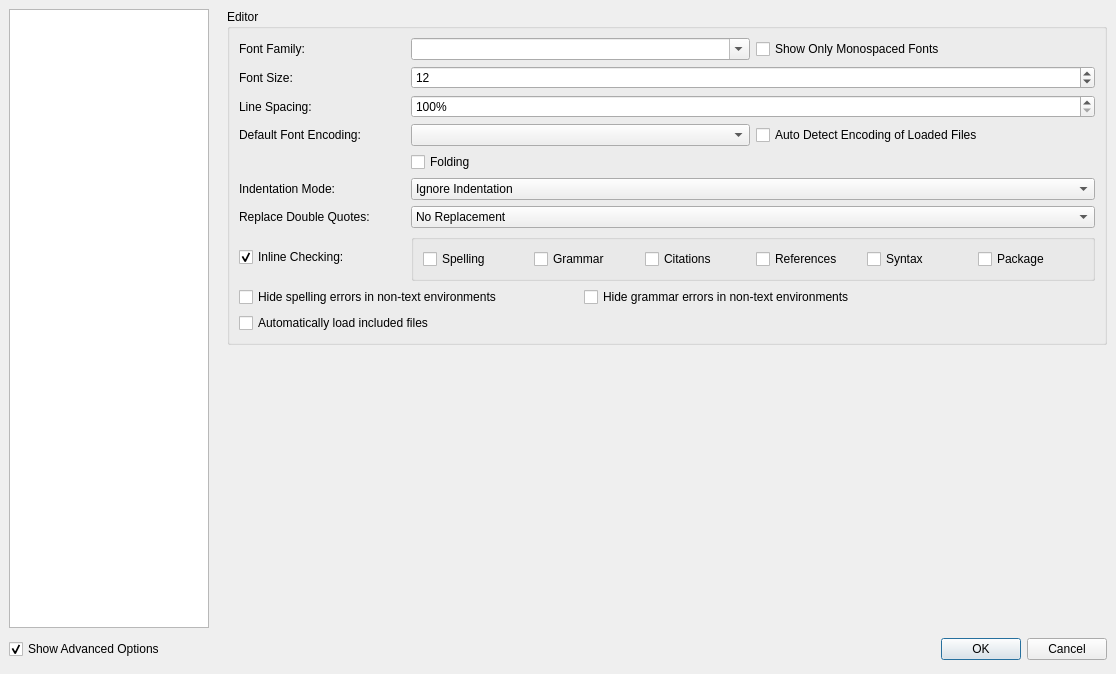
Before: the Qt Designer form configdialog.ui in texstudio-org/texstudio, drawn with Qt 5.
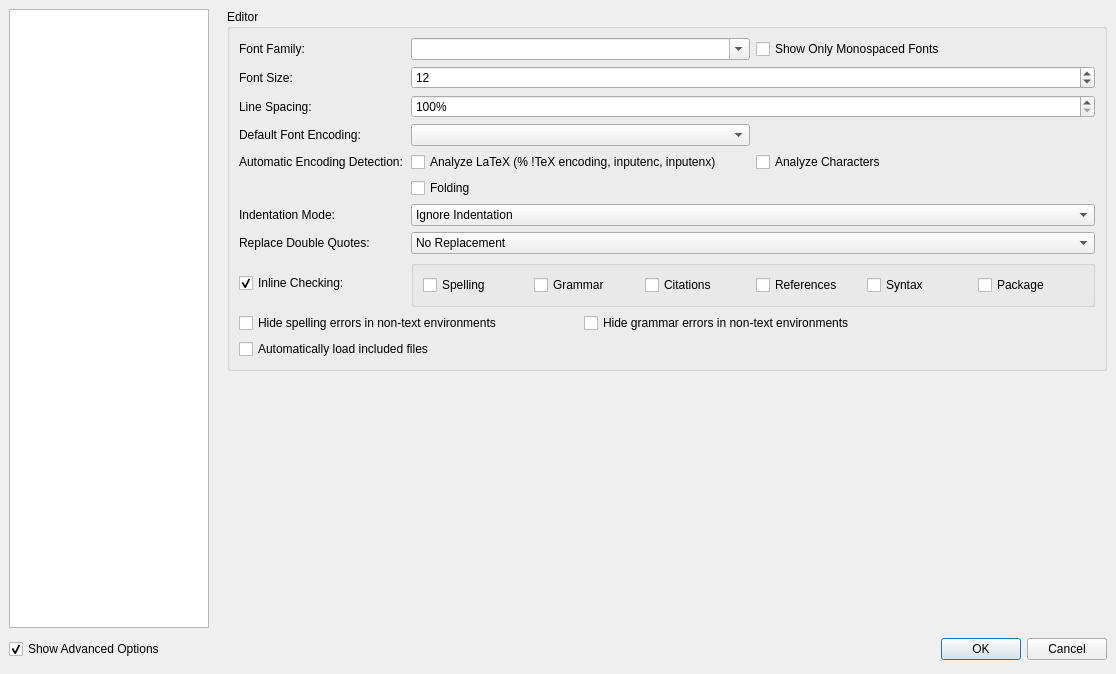
After: the same form once the commit is applied. The open tabs and pages were chosen to show the change. Icons and pictures are not drawn.

Commit message: automatic encoding detection: make latex and character based detection selectable separately

```diff
--- a/configdialog.ui
+++ b/configdialog.ui
@@ -1099,7 +1099,7 @@
        <property name="spacing">
         <number>6</number>
        </property>
-       <item row="2" column="0">
+       <item row="3" column="0">
         <spacer name="verticalSpacer_5">
          <property name="orientation">
           <enum>Qt::Vertical</enum>
@@ -1135,7 +1135,7 @@
             </property>
            </widget>
           </item>
-          <item row="6" column="1" colspan="4">
+          <item row="7" column="1" colspan="4">
            <widget class="QComboBox" name="comboBoxAutoIndent">
             <property name="advancedOption" stdset="0">
              <bool>false</bool>
@@ -1186,7 +1186,7 @@
             </property>
            </widget>
           </item>
-          <item row="8" column="1" colspan="4">
+          <item row="9" column="1" colspan="4">
            <widget class="QGroupBox" name="groupBoxInlineChecking">
             <property name="sizePolicy">
              <sizepolicy hsizetype="Expanding" vsizetype="Preferred">
@@ -1260,17 +1260,7 @@
             </property>
            </widget>
           </item>
-          <item row="3" column="3" colspan="2">
-           <widget class="QCheckBox" name="checkBoxAutoDetectOnLoad">
-            <property name="toolTip">
-             <string>can only decide between utf16/utf-8 and ISO 8859-1 !</string>
-            </property>
-            <property name="text">
-             <string>Auto Detect Encoding of Loaded Files</string>
-            </property>
-           </widget>
-          </item>
-          <item row="7" column="1" colspan="4">
+          <item row="8" column="1" colspan="4">
            <widget class="QComboBox" name="comboBoxReplaceQuotes">
             <item>
              <property name="text">
@@ -1321,14 +1311,14 @@
             </property>
            </widget>
           </item>
-          <item row="7" column="0">
+          <item row="8" column="0">
            <widget class="QLabel" name="label_39">
             <property name="text">
              <string>Replace Double Quotes:</string>
             </property>
            </widget>
           </item>
-          <item row="8" column="0">
+          <item row="9" column="0">
            <widget class="QCheckBox" name="checkBoxRealTimeCheck">
             <property name="sizePolicy">
              <sizepolicy hsizetype="Preferred" vsizetype="Fixed">
@@ -1357,7 +1347,7 @@
             </property>
            </widget>
           </item>
-          <item row="10" column="0" colspan="3">
+          <item row="11" column="0" colspan="3">
            <widget class="QCheckBox" name="checkBoxAutoLoad">
             <property name="text">
              <string>Automatically load included files</string>
@@ -1367,14 +1357,14 @@
             </property>
            </widget>
           </item>
-          <item row="6" column="0">
+          <item row="7" column="0">
            <widget class="QLabel" name="label_30">
             <property name="text">
              <string>Indentation Mode:</string>
             </property>
            </widget>
           </item>
-          <item row="4" column="1" colspan="4">
+          <item row="5" column="1" colspan="4">
            <widget class="QCheckBox" name="checkBoxFolding">
             <property name="text">
              <string>Folding</string>
@@ -1388,10 +1378,7 @@
             </property>
            </widget>
           </item>
-          <item row="3" column="1" colspan="2">
-           <widget class="QComboBox" name="comboBoxEncoding"/>
-          </item>
-          <item row="9" column="2" colspan="3">
+          <item row="10" column="2" colspan="3">
            <widget class="QCheckBox" name="checkBoxHideGrammarErrorsInNonText">
             <property name="text">
              <string>Hide grammar errors in non-text environments</string>
@@ -1401,7 +1388,7 @@
             </property>
            </widget>
           </item>
-          <item row="9" column="0" colspan="2">
+          <item row="10" column="0" colspan="2">
            <widget class="QCheckBox" name="checkBoxHideSpellingErrorsInNonText">
             <property name="text">
              <string>Hide spelling errors in non-text environments</string>
@@ -1411,6 +1398,33 @@
             </property>
            </widget>
           </item>
+          <item row="4" column="0">
+           <widget class="QLabel" name="label_65">
+            <property name="text">
+             <string>Automatic Encoding Detection:</string>
+            </property>
+           </widget>
+          </item>
+          <item row="3" column="1" colspan="2">
+           <widget class="QComboBox" name="comboBoxEncoding"/>
+          </item>
+          <item row="4" column="1" colspan="2">
+           <widget class="QCheckBox" name="checkBoxAutoDetectEncodingFromLatex">
+            <property name="text">
+             <string>Analyze LaTeX (% !TeX encoding, inputenc, inputenx)</string>
+            </property>
+           </widget>
+          </item>
+          <item row="4" column="3" colspan="2">
+           <widget class="QCheckBox" name="checkBoxAutoDetectEncodingFromChars">
+            <property name="toolTip">
+             <string>can only decide between utf16/utf-8 and ISO 8859-1 !</string>
+            </property>
+            <property name="text">
+             <string>Analyze Characters</string>
+            </property>
+           </widget>
+          </item>
          </layout>
         </widget>
        </item>
```
Left out of the diff: 7 changed lines with no effect on the pictures. The commit also changes 3 other files.
